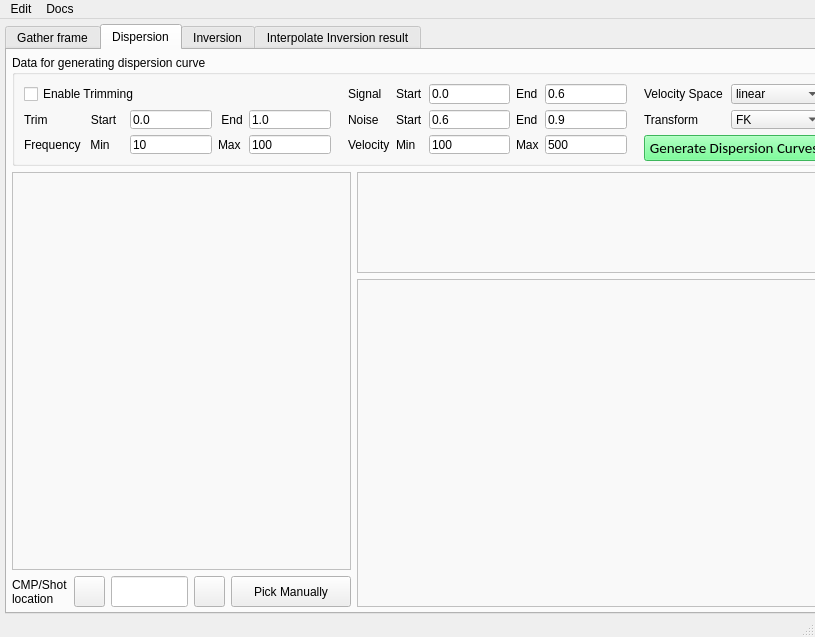
This is surfwaver/plugin/maswGui.ui in Shanu911/SurfWaver as Qt 5 draws it before an edit. The edited form follows.
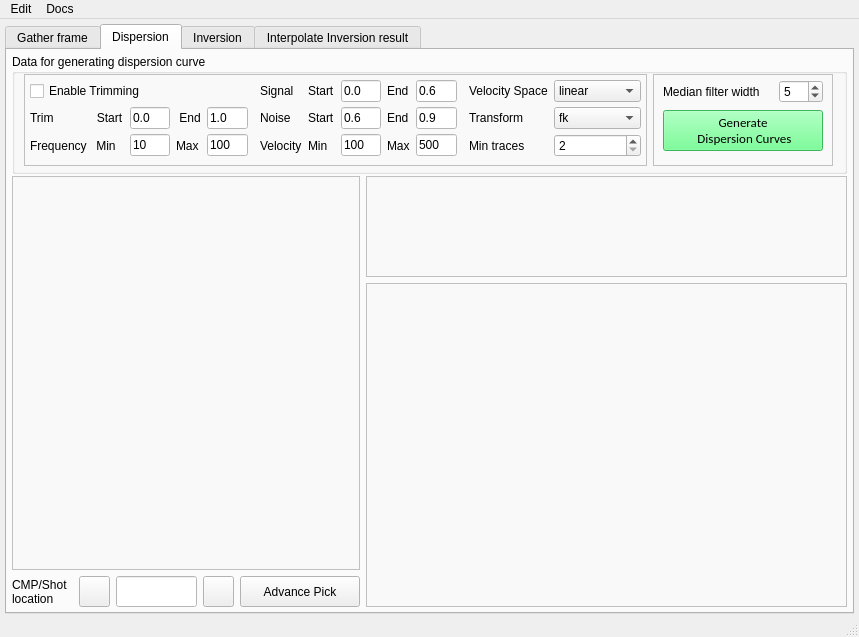
This is the edited form. The open tabs and pages were chosen to show the change. Icons and pictures are not drawn.

What changed in the file:
```diff
--- a/surfwaver/plugin/maswGui.ui
+++ b/surfwaver/plugin/maswGui.ui
@@ -7,7 +7,7 @@
    <rect>
     <x>0</x>
     <y>0</y>
-    <width>815</width>
+    <width>859</width>
     <height>637</height>
    </rect>
   </property>
@@ -1073,7 +1073,7 @@
          <number>5</number>
         </property>
         <property name="topMargin">
-         <number>5</number>
+         <number>0</number>
         </property>
         <property name="rightMargin">
          <number>5</number>
@@ -1083,6 +1083,12 @@
         </property>
         <item>
          <widget class="QGroupBox" name="DataDispGrpBox">
+          <property name="minimumSize">
+           <size>
+            <width>0</width>
+            <height>120</height>
+           </size>
+          </property>
           <property name="maximumSize">
            <size>
             <width>16777215</width>
@@ -1095,34 +1101,212 @@
           <property name="title">
            <string>Data for generating dispersion curve</string>
           </property>
-          <layout class="QGridLayout" name="gridLayout_5">
-           <item row="0" column="14">
-            <widget class="QWidget" name="widget_6" native="true">
+          <layout class="QHBoxLayout" name="horizontalLayout_2">
+           <property name="leftMargin">
+            <number>9</number>
+           </property>
+           <property name="topMargin">
+            <number>0</number>
+           </property>
+           <property name="rightMargin">
+            <number>5</number>
+           </property>
+           <property name="bottomMargin">
+            <number>5</number>
+           </property>
+           <item>
+            <widget class="QScrollArea" name="scrollArea_11">
              <property name="minimumSize">
               <size>
-               <width>5</width>
-               <height>0</height>
+               <width>400</width>
+               <height>90</height>
               </size>
              </property>
              <property name="maximumSize">
               <size>
-               <width>20</width>
+               <width>850</width>
                <height>16777215</height>
               </size>
+             </property>
+             <property name="styleSheet">
+              <string notr="true">font: 8pt &quot;Verdana&quot;;</string>
+             </property>
+             <property name="widgetResizable">
+              <bool>true</bool>
+             </property>
+             <widget class="QWidget" name="scrollAreaWidgetContents_17">
+              <property name="geometry">
+               <rect>
+                <x>-57</x>
+                <y>0</y>
+                <width>673</width>
+                <height>76</height>
+               </rect>
+              </property>
+              <layout class="QGridLayout" name="gridLayout_9">
+               <property name="leftMargin">
+                <number>5</number>
+               </property>
+               <property name="topMargin">
+                <number>0</number>
+               </property>
+               <property name="rightMargin">
+                <number>5</number>
+               </property>
+               <property name="bottomMargin">
+                <number>2</number>
+               </property>
+               <property name="horizontalSpacing">
+                <number>6</number>
+               </property>
+               <property name="verticalSpacing">
+                <number>0</number>
+               </property>
+               <item row="1" column="8">
+                <widget class="QLineEdit" name="nStrt_edt">
+                 <property name="maximumSize">
+                  <size>
+                   <width>100</width>
+                   <height>16777215</height>
+                  </size>
+                 </property>
+                 <property name="styleSheet">
+                  <string notr="true">background:rgb(255, 255, 255)</string>
+                 </property>
+                 <property name="text">
+                  <string>0.6</string>
+                 </property>
+                </widget>
+               </item>
+               <item row="1" column="9">
+                <widget class="QLabel" name="label_10">
+                 <property name="styleSheet">
+                  <string notr="true">font: 10pt &quot;Calibri&quot;;</string>
+                 </property>
+                 <property name="text">
+                  <string>End</string>
+                 </property>
+                </widget>
+               </item>
+               <item row="2" column="7">
+                <widget class="QLabel" name="label_15">
+                 <property name="styleSheet">
+                  <string notr="true">font: 10pt &quot;Calibri&quot;;</string>
+                 </property>
+                 <property name="text">
+                  <string>Min</string>
+                 </property>
+                </widget>
+               </item>
+               <item row="0" column="12">
+                <widget class="QLabel" name="label_16">
+                 <property name="styleSheet">
+                  <string notr="true">font: 10pt &quot;Cambria&quot;;</string>
+                 </property>
+                 <property name="text">
+                  <string>Velocity Space</string>
+                 </property>
+                </widget>
+               </item>
+               <item row="1" column="2">
+                <widget class="QLineEdit" name="trStrt_edt">
+                 <property name="maximumSize">
+                  <size>
+                   <width>100</width>
+                   <height>16777215</height>
+                  </size>
+                 </property>
+                 <property name="styleSheet">
+                  <string notr="true">background:rgb(255, 255, 255)</string>
+                 </property>
+                 <property name="text">
+                  <string>0.0</string>
+                 </property>
+                </widget>
+               </item>
+               <item row="1" column="4">
+                <widget class="QLineEdit" name="trEnd_edt">
+                 <property name="maximumSize">
+                  <size>
+                   <width>100</width>
+                   <height>16777215</height>
+                  </size>
+                 </property>
+                 <property name="styleSheet">
+                  <string notr="true">background:rgb(255, 255, 255)</string>
+                 </property>
+                 <property name="text">
+                  <string>1.0</string>
+                 </property>
+                </widget>
+               </item>
+               <item row="1" column="0" colspan="2">
+                <widget class="QLabel" name="label_2">
+                 <property name="styleSheet">
+                  <string notr="true">font: 10pt &quot;Calibri&quot;;</string>
+                 </property>
+                 <property name="text">
+                  <string>Trim             Start</string>
+                 </property>
+                </widget>
+               </item>
+               <item row="2" column="9">
+                <widget class="QLabel" name="label_13">
+                 <property name="styleSheet">
+                  <string notr="true">font: 10pt &quot;Calibri&quot;;</string>
+                 </property>
+                 <property name="text">
+                  <string>Max</string>
+                 </property>
+                </widget>
+               </item>
+               <item row="2" column="10">
+                <widget class="QLineEdit" name="vMax_edt">
+                 <property name="maximumSize">
+                  <size>
+                   <width>100</width>
+                   <height>16777215</height>
+                  </size>
+                 </property>
+                 <property name="styleSheet">
+                  <string notr="true">background:rgb(255, 255, 255)</string>
+                 </property>
+                 <property name="text">
+                  <string>500</string>
+                 </property>
+                </widget>
+               </item>
+               <item row="0" column="0" colspan="3">
+                <widget class="QCheckBox" name="trim_chk">
+                 <property name="styleSheet">
+                  <string notr="true">font: 10pt &quot;Cambria&quot;;</string>
+                 </property>
+                 <property name="text">
+                  <string>Enable Trimming</string>
              </property>
             </widget>
            </item>
            <item row="0" column="7">
-            <widget class="QLabel" name="label_8">
+                <widget class="QLabel" name="label_9">
              <property name="styleSheet">
-              <string notr="true">font: 10pt &quot;Cambria&quot;;</string>
+                  <string notr="true">font: 10pt &quot;Calibri&quot;;</string>
              </property>
              <property name="text">
-              <string>Signal</string>
+                  <string>Start</string>
              </property>
             </widget>
            </item>
-           <item row="1" column="7">
+               <item row="1" column="11">
+                <widget class="QFrame" name="frame_3">
+                 <property name="frameShape">
+                  <enum>QFrame::StyledPanel</enum>
+                 </property>
+                 <property name="frameShadow">
+                  <enum>QFrame::Raised</enum>
+                 </property>
+                </widget>
+               </item>
+               <item row="1" column="6">
             <widget class="QLabel" name="label_12">
              <property name="styleSheet">
               <string notr="true">font: 10pt &quot;Cambria&quot;;</string>
@@ -1132,34 +1316,35 @@
              </property>
             </widget>
            </item>
-           <item row="2" column="10">
-            <widget class="QLineEdit" name="vMin_edt">
-             <property name="maximumSize">
-              <size>
-               <width>100</width>
-               <height>16777215</height>
-              </size>
-             </property>
-             <property name="styleSheet">
-              <string notr="true">background:rgb(255, 255, 255)</string>
-             </property>
-             <property name="text">
-              <string>100</string>
-             </property>
-            </widget>
-           </item>
-           <item row="0" column="15">
-            <widget class="QLabel" name="label_16">
-             <property name="styleSheet">
-              <string notr="true">font: 10pt &quot;Cambria&quot;;</string>
-             </property>
-             <property name="text">
-              <string>Velocity Space</string>
+               <item row="1" column="5">
+                <widget class="QFrame" name="frame_2">
+                 <property name="frameShape">
+                  <enum>QFrame::StyledPanel</enum>
+                 </property>
+                 <property name="frameShadow">
+                  <enum>QFrame::Raised</enum>
              </property>
             </widget>
            </item>
            <item row="0" column="13">
-            <widget class="QLineEdit" name="sigEnd_edt">
+                <widget class="QComboBox" name="vspace_edt">
+                 <property name="styleSheet">
+                  <string notr="true">font: 10pt &quot;Calibri&quot;;</string>
+                 </property>
+                 <item>
+                  <property name="text">
+                   <string>linear</string>
+                  </property>
+                 </item>
+                 <item>
+                  <property name="text">
+                   <string>log</string>
+                  </property>
+                 </item>
+                </widget>
+               </item>
+               <item row="2" column="2">
+                <widget class="QLineEdit" name="fMin_edt">
              <property name="maximumSize">
               <size>
                <width>100</width>
@@ -1170,12 +1355,74 @@
               <string notr="true">background:rgb(255, 255, 255)</string>
              </property>
              <property name="text">
-              <string>0.6</string>
+                  <string>10</string>
+                 </property>
+                </widget>
+               </item>
+               <item row="2" column="6">
+                <widget class="QLabel" name="label_14">
+                 <property name="styleSheet">
+                  <string notr="true">font: 10pt &quot;Cambria&quot;;</string>
+                 </property>
+                 <property name="text">
+                  <string>Velocity</string>
+                 </property>
+                </widget>
+               </item>
+               <item row="2" column="3">
+                <widget class="QLabel" name="label_5">
+                 <property name="styleSheet">
+                  <string notr="true">font: 10pt &quot;Calibri&quot;;</string>
+                 </property>
+                 <property name="text">
+                  <string>Max</string>
+                 </property>
+                </widget>
+               </item>
+               <item row="0" column="8">
+                <widget class="QLineEdit" name="sigStrt_edt">
+                 <property name="maximumSize">
+                  <size>
+                   <width>100</width>
+                   <height>16777215</height>
+                  </size>
+                 </property>
+                 <property name="styleSheet">
+                  <string notr="true">background:rgb(255, 255, 255)</string>
+                 </property>
+                 <property name="text">
+                  <string>0.0</string>
              </property>
             </widget>
            </item>
            <item row="0" column="9">
-            <widget class="QLabel" name="label_9">
+                <widget class="QLabel" name="label_7">
+                 <property name="styleSheet">
+                  <string notr="true">font: 10pt &quot;Calibri&quot;;</string>
+                 </property>
+                 <property name="text">
+                  <string>End</string>
+                 </property>
+                </widget>
+               </item>
+               <item row="0" column="10">
+                <widget class="QLineEdit" name="sigEnd_edt">
+                 <property name="maximumSize">
+                  <size>
+                   <width>100</width>
+                   <height>16777215</height>
+                  </size>
+                 </property>
+                 <property name="styleSheet">
+                  <string notr="true">background:rgb(255, 255, 255)</string>
+                 </property>
+                 <property name="text">
+                  <string>0.6</string>
+                 </property>
+                </widget>
+               </item>
+               <item row="1" column="7">
+                <widget class="QLabel" name="label_11">
              <property name="styleSheet">
               <string notr="true">font: 10pt &quot;Calibri&quot;;</string>
              </property>
@@ -1184,7 +1431,23 @@
              </property>
             </widget>
            </item>
-           <item row="2" column="5">
+               <item row="2" column="0">
+                <widget class="QLabel" name="label_4">
+                 <property name="minimumSize">
+                  <size>
+                   <width>50</width>
+                   <height>0</height>
+                  </size>
+                 </property>
+                 <property name="styleSheet">
+                  <string notr="true">font: 10pt &quot;Cambria&quot;;</string>
+                 </property>
+                 <property name="text">
+                  <string>Frequency</string>
+                 </property>
+                </widget>
+               </item>
+               <item row="2" column="4">
             <widget class="QLineEdit" name="fmax_edt">
              <property name="maximumSize">
               <size>
@@ -1200,7 +1463,7 @@
              </property>
             </widget>
            </item>
-           <item row="1" column="15">
+               <item row="1" column="12">
             <widget class="QLabel" name="label_25">
              <property name="styleSheet">
               <string notr="true">font: 10pt &quot;Cambria&quot;;</string>
@@ -1210,97 +1473,40 @@
              </property>
             </widget>
            </item>
-           <item row="1" column="9">
-            <widget class="QLabel" name="label_11">
+               <item row="2" column="12">
+                <widget class="QLabel" name="label_19">
              <property name="styleSheet">
-              <string notr="true">font: 10pt &quot;Calibri&quot;;</string>
+                  <string notr="true">font: 10pt &quot;Cambria&quot;;</string>
              </property>
              <property name="text">
-              <string>Start</string>
+                  <string>Min traces</string>
              </property>
             </widget>
            </item>
-           <item row="1" column="16">
-            <widget class="QComboBox" name="TransformType">
-             <property name="styleSheet">
-              <string notr="true">font: 10pt &quot;Calibri&quot;;</string>
-             </property>
-             <item>
-              <property name="text">
-               <string>FK</string>
-              </property>
-             </item>
-             <item>
-              <property name="text">
-               <string>Phase Shift</string>
-              </property>
-             </item>
-             <item>
-              <property name="text">
-               <string>Radon</string>
-              </property>
-             </item>
-            </widget>
-           </item>
-           <item row="0" column="10">
-            <widget class="QLineEdit" name="sigStrt_edt">
-             <property name="maximumSize">
+               <item row="2" column="13">
+                <widget class="QSpinBox" name="minTraces">
+                 <property name="minimumSize">
               <size>
-               <width>100</width>
-               <height>16777215</height>
-              </size>
-             </property>
-             <property name="styleSheet">
-              <string notr="true">background:rgb(255, 255, 255)</string>
-             </property>
-             <property name="text">
-              <string>0.0</string>
-             </property>
-            </widget>
-           </item>
-           <item row="2" column="4">
-            <widget class="QLabel" name="label_5">
+                   <width>0</width>
+                   <height>23</height>
+                  </size>
+                 </property>
+                 <property name="minimum">
+                  <number>2</number>
+                 </property>
+                </widget>
+               </item>
+               <item row="2" column="1">
+                <widget class="QLabel" name="label_6">
              <property name="styleSheet">
               <string notr="true">font: 10pt &quot;Calibri&quot;;</string>
              </property>
              <property name="text">
-              <string>Max</string>
+                  <string> Min</string>
              </property>
             </widget>
            </item>
-           <item row="1" column="5">
-            <widget class="QLineEdit" name="trEnd_edt">
-             <property name="maximumSize">
-              <size>
-               <width>100</width>
-               <height>16777215</height>
-              </size>
-             </property>
-             <property name="styleSheet">
-              <string notr="true">background:rgb(255, 255, 255)</string>
-             </property>
-             <property name="text">
-              <string>1.0</string>
-             </property>
-            </widget>
-           </item>
-           <item row="1" column="13">
-            <widget class="QLineEdit" name="nEnd_edt">
-             <property name="maximumSize">
-              <size>
-               <width>100</width>
-               <height>16777215</height>
-              </size>
-             </property>
-             <property name="styleSheet">
-              <string notr="true">background:rgb(255, 255, 255)</string>
-             </property>
-             <property name="text">
-              <string>0.9</string>
-             </property>
-            </widget>
-           </item>
-           <item row="1" column="4">
+               <item row="1" column="3">
             <widget class="QLabel" name="label_3">
              <property name="styleSheet">
               <string notr="true">font: 10pt &quot;Calibri&quot;;</string>
@@ -1311,62 +1517,161 @@
             </widget>
            </item>
            <item row="0" column="6">
-            <widget class="QWidget" name="widget" native="true">
+                <widget class="QLabel" name="label_8">
+                 <property name="styleSheet">
+                  <string notr="true">font: 10pt &quot;Cambria&quot;;</string>
+                 </property>
+                 <property name="text">
+                  <string>Signal</string>
+                 </property>
+                </widget>
+               </item>
+               <item row="1" column="13">
+                <widget class="QComboBox" name="TransformType">
+                 <property name="styleSheet">
+                  <string notr="true">font: 10pt &quot;Calibri&quot;;</string>
+                 </property>
+                 <item>
+                  <property name="text">
+                   <string>fk</string>
+                  </property>
+                 </item>
+                 <item>
+                  <property name="text">
+                   <string>phaseshift</string>
+                  </property>
+                 </item>
+                 <item>
+                  <property name="text">
+                   <string>slantstack</string>
+                  </property>
+                 </item>
+                 <item>
+                  <property name="text">
+                   <string>fdbf</string>
+                  </property>
+                 </item>
+                </widget>
+               </item>
+               <item row="2" column="8">
+                <widget class="QLineEdit" name="vMin_edt">
+                 <property name="maximumSize">
+                  <size>
+                   <width>100</width>
+                   <height>16777215</height>
+                  </size>
+                 </property>
+                 <property name="styleSheet">
+                  <string notr="true">background:rgb(255, 255, 255)</string>
+                 </property>
+                 <property name="text">
+                  <string>100</string>
+                 </property>
+                </widget>
+               </item>
+               <item row="1" column="10">
+                <widget class="QLineEdit" name="nEnd_edt">
+                 <property name="maximumSize">
+                  <size>
+                   <width>100</width>
+                   <height>16777215</height>
+                  </size>
+                 </property>
+                 <property name="styleSheet">
+                  <string notr="true">background:rgb(255, 255, 255)</string>
+                 </property>
+                 <property name="text">
+                  <string>0.9</string>
+                 </property>
+                </widget>
+               </item>
+              </layout>
+             </widget>
+            </widget>
+           </item>
+           <item>
+            <widget class="QScrollArea" name="scrollArea_12">
              <property name="minimumSize">
               <size>
-               <width>5</width>
+               <width>170</width>
                <height>0</height>
               </size>
              </property>
              <property name="maximumSize">
-              <size>
-               <width>20</width>
-               <height>16777215</height>
-              </size>
-             </property>
-            </widget>
-           </item>
-           <item row="0" column="17">
-            <spacer name="horizontalSpacer">
-             <property name="orientation">
-              <enum>Qt::Horizontal</enum>
-             </property>
-             <property name="sizeHint" stdset="0">
-              <size>
-               <width>20</width>
-               <height>20</height>
-              </size>
-             </property>
-            </spacer>
-           </item>
-           <item row="2" column="13">
-            <widget class="QLineEdit" name="vMax_edt">
-             <property name="maximumSize">
-              <size>
-               <width>100</width>
-               <height>16777215</height>
-              </size>
-             </property>
-             <property name="styleSheet">
-              <string notr="true">background:rgb(255, 255, 255)</string>
-             </property>
-             <property name="text">
-              <string>500</string>
-             </property>
-            </widget>
-           </item>
-           <item row="2" column="15" colspan="2">
-            <widget class="QPushButton" name="doDisp_btn">
-             <property name="minimumSize">
               <size>
                <width>180</width>
-               <height>26</height>
+               <height>16777215</height>
+              </size>
+             </property>
+             <property name="styleSheet">
+              <string notr="true">font: 75 10pt &quot;Cambria&quot;;</string>
+             </property>
+             <property name="widgetResizable">
+              <bool>true</bool>
+             </property>
+             <widget class="QWidget" name="scrollAreaWidgetContents_19">
+              <property name="geometry">
+               <rect>
+                <x>0</x>
+                <y>0</y>
+                <width>178</width>
+                <height>93</height>
+               </rect>
+              </property>
+              <layout class="QGridLayout" name="gridLayout_5">
+               <property name="topMargin">
+                <number>0</number>
+               </property>
+               <property name="verticalSpacing">
+                <number>2</number>
+               </property>
+               <item row="0" column="0">
+                <widget class="QLabel" name="label_26">
+                 <property name="minimumSize">
+                  <size>
+                   <width>110</width>
+                   <height>0</height>
+                  </size>
+                 </property>
+                 <property name="text">
+                  <string>Median filter width</string>
+                 </property>
+                </widget>
+               </item>
+               <item row="0" column="1">
+                <widget class="QSpinBox" name="filterWidth">
+                 <property name="minimumSize">
+                  <size>
+                   <width>0</width>
+                   <height>23</height>
+                  </size>
+                 </property>
+                 <property name="maximumSize">
+                  <size>
+                   <width>48</width>
+                   <height>23</height>
+                  </size>
+                 </property>
+                 <property name="minimum">
+                  <number>3</number>
+                 </property>
+                 <property name="value">
+                  <number>5</number>
+                 </property>
+                </widget>
+               </item>
+               <item row="1" column="0" colspan="2">
+                <widget class="QPushButton" name="doDisp_btn">
+                 <property name="minimumSize">
+                  <size>
+                   <width>150</width>
+                   <height>40</height>
               </size>
              </property>
              <property name="font">
               <font>
                <family>Calibri</family>
-               <pointsize>11</pointsize>
+                   <pointsize>10</pointsize>
                <weight>9</weight>
                <italic>false</italic>
                <bold>false</bold>
@@ -1377,162 +1682,22 @@
 background: rgb(85, 255, 127)</string>
              </property>
              <property name="text">
-              <string>Generate Dispersion Curves</string>
+                  <string>Generate
+ Dispersion Curves</string>
              </property>
             </widget>
            </item>
-           <item row="0" column="12">
-            <widget class="QLabel" name="label_7">
-             <property name="styleSheet">
-              <string notr="true">font: 10pt &quot;Calibri&quot;;</string>
-             </property>
-             <property name="text">
-              <string>End</string>
-             </property>
-            </widget>
-           </item>
-           <item row="2" column="0">
-            <widget class="QLabel" name="label_4">
-             <property name="styleSheet">
-              <string notr="true">font: 10pt &quot;Cambria&quot;;</string>
-             </property>
-             <property name="text">
-              <string>Frequency</string>
-             </property>
+              </layout>
+             </widget>
             </widget>
            </item>
-           <item row="2" column="3">
-            <widget class="QLineEdit" name="fMin_edt">
-             <property name="maximumSize">
-              <size>
-               <width>100</width>
-               <height>16777215</height>
-              </size>
-             </property>
-             <property name="styleSheet">
-              <string notr="true">background:rgb(255, 255, 255)</string>
-             </property>
-             <property name="text">
-              <string>10</string>
-             </property>
-            </widget>
-           </item>
-           <item row="2" column="7">
-            <widget class="QLabel" name="label_14">
-             <property name="styleSheet">
-              <string notr="true">font: 10pt &quot;Cambria&quot;;</string>
-             </property>
-             <property name="text">
-              <string>Velocity</string>
-             </property>
-            </widget>
-           </item>
-           <item row="1" column="12">
-            <widget class="QLabel" name="label_10">
-             <property name="styleSheet">
-              <string notr="true">font: 10pt &quot;Calibri&quot;;</string>
-             </property>
-             <property name="text">
-              <string>End</string>
-             </property>
-            </widget>
-           </item>
-           <item row="2" column="1">
-            <widget class="QLabel" name="label_6">
-             <property name="styleSheet">
-              <string notr="true">font: 10pt &quot;Calibri&quot;;</string>
-             </property>
-             <property name="text">
-              <string> Min</string>
-             </property>
-            </widget>
-           </item>
-           <item row="1" column="3">
-            <widget class="QLineEdit" name="trStrt_edt">
-             <property name="maximumSize">
-              <size>
-               <width>100</width>
-               <height>16777215</height>
-              </size>
-             </property>
-             <property name="styleSheet">
-              <string notr="true">background:rgb(255, 255, 255)</string>
-             </property>
-             <property name="text">
-              <string>0.0</string>
-             </property>
-            </widget>
-           </item>
-           <item row="0" column="0" colspan="4">
-            <widget class="QCheckBox" name="trim_chk">
-             <property name="styleSheet">
-              <string notr="true">font: 10pt &quot;Cambria&quot;;</string>
-             </property>
-             <property name="text">
-              <string>Enable Trimming</string>
-             </property>
-            </widget>
-           </item>
-           <item row="0" column="16">
-            <widget class="QComboBox" name="vspace_edt">
-             <property name="styleSheet">
-              <string notr="true">font: 10pt &quot;Calibri&quot;;</string>
-             </property>
              <item>
-              <property name="text">
-               <string>linear</string>
-              </property>
-             </item>
-             <item>
-              <property name="text">
-               <string>log</string>
-              </property>
-             </item>
-            </widget>
-           </item>
-           <item row="1" column="10">
-            <widget class="QLineEdit" name="nStrt_edt">
-             <property name="maximumSize">
-              <size>
-               <width>100</width>
-               <height>16777215</height>
-              </size>
-             </property>
-             <property name="styleSheet">
-              <string notr="true">background:rgb(255, 255, 255)</string>
-             </property>
-             <property name="text">
-              <string>0.6</string>
-             </property>
-            </widget>
-           </item>
-           <item row="2" column="12">
-            <widget class="QLabel" name="label_13">
-             <property name="styleSheet">
-              <string notr="true">font: 10pt &quot;Calibri&quot;;</string>
-             </property>
-             <property name="text">
-              <string>Max</string>
-             </property>
-            </widget>
-           </item>
-           <item row="2" column="9">
-            <widget class="QLabel" name="label_15">
-             <property name="styleSheet">
-              <string notr="true">font: 10pt &quot;Calibri&quot;;</string>
-             </property>
-             <property name="text">
-              <string>Min</string>
-             </property>
-            </widget>
-           </item>
-           <item row="1" column="0" colspan="2">
-            <widget class="QLabel" name="label_2">
-             <property name="styleSheet">
-              <string notr="true">font: 10pt &quot;Calibri&quot;;</string>
-             </property>
-             <property name="text">
-              <string>Trim             Start</string>
+            <widget class="QFrame" name="frame">
+             <property name="frameShape">
+              <enum>QFrame::StyledPanel</enum>
+             </property>
+             <property name="frameShadow">
+              <enum>QFrame::Raised</enum>
              </property>
             </widget>
            </item>
@@ -1621,7 +1786,7 @@
                 <x>0</x>
                 <y>0</y>
                 <width>479</width>
-                <height>324</height>
+                <height>320</height>
                </rect>
               </property>
               <layout class="QVBoxLayout" name="verticalLayout_6">
@@ -1695,7 +1860,7 @@
               <string>&lt;html&gt;&lt;head/&gt;&lt;body&gt;&lt;p&gt;Manually pick dispersion curve&lt;/p&gt;&lt;/body&gt;&lt;/html&gt;</string>
              </property>
              <property name="text">
-              <string>Pick Manually</string>
+              <string>Advance Pick</string>
              </property>
             </widget>
            </item>
@@ -1741,8 +1906,8 @@
                <rect>
                 <x>0</x>
                 <y>0</y>
-                <width>301</width>
-                <height>386</height>
+                <width>344</width>
+                <height>390</height>
                </rect>
               </property>
               <layout class="QVBoxLayout" name="verticalLayout_5">
@@ -2590,7 +2755,7 @@
     <rect>
      <x>0</x>
      <y>0</y>
-     <width>815</width>
+     <width>859</width>
      <height>21</height>
     </rect>
    </property>
```
Left out of the diff: 27 changed lines with no effect on the pictures. Lines whose indentation alone changed are shown as unchanged.
